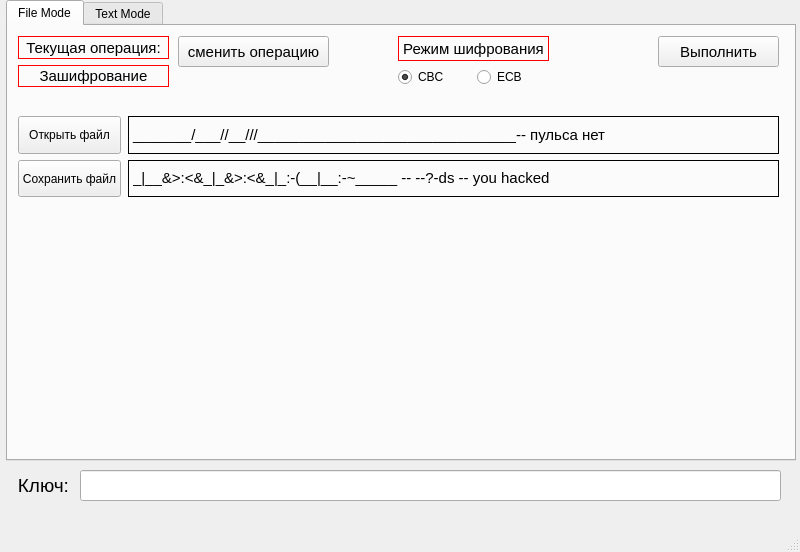
First picture: the form in course_work/ui_files/crypto_UI.ui, repository Sergey-ENOT/crypto_cw, before the edit.
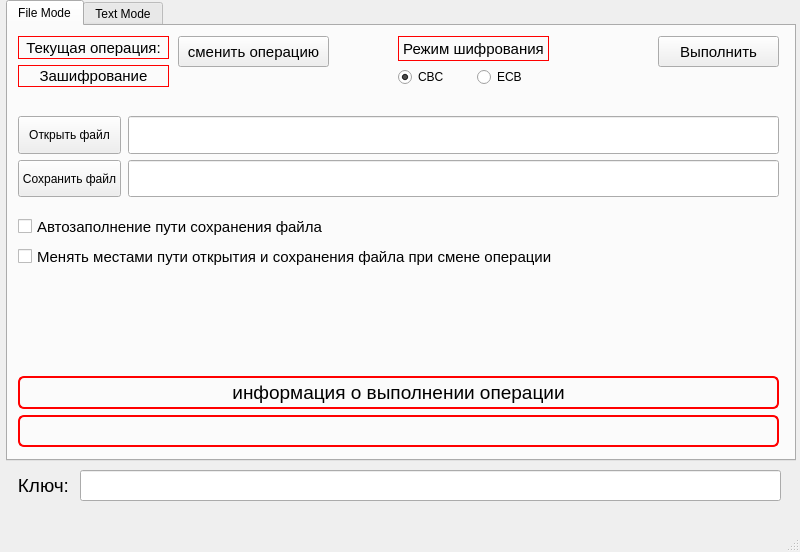
Second picture: the form after the edit.

The edit to the form file:
```diff
--- a/course_work/ui_files/crypto_UI.ui
+++ b/course_work/ui_files/crypto_UI.ui
@@ -125,45 +125,33 @@
       </property>
       <layout class="QVBoxLayout" name="verticalLayout_4">
        <item>
-        <widget class="QLabel" name="label_path_open">
+        <widget class="QLineEdit" name="lineEdit_open_path">
          <property name="sizePolicy">
-          <sizepolicy hsizetype="Minimum" vsizetype="Minimum">
+          <sizepolicy hsizetype="Expanding" vsizetype="Minimum">
            <horstretch>0</horstretch>
            <verstretch>0</verstretch>
           </sizepolicy>
          </property>
          <property name="font">
           <font>
-           <pointsize>11</pointsize>
+           <pointsize>14</pointsize>
           </font>
          </property>
-         <property name="styleSheet">
-          <string notr="true">border: 1px solid black;</string>
-         </property>
-         <property name="text">
-          <string>_______/___//__///_______________________________-- пульса нет</string>
-         </property>
         </widget>
        </item>
        <item>
-        <widget class="QLabel" name="label_path_save">
+        <widget class="QLineEdit" name="lineEdit_save_path">
          <property name="sizePolicy">
-          <sizepolicy hsizetype="Minimum" vsizetype="Minimum">
+          <sizepolicy hsizetype="Expanding" vsizetype="Minimum">
            <horstretch>0</horstretch>
            <verstretch>0</verstretch>
           </sizepolicy>
          </property>
          <property name="font">
           <font>
-           <pointsize>11</pointsize>
+           <pointsize>14</pointsize>
           </font>
          </property>
-         <property name="styleSheet">
-          <string notr="true">border: 1px solid black;</string>
-         </property>
-         <property name="text">
-          <string>_|__&amp;&gt;:&lt;&amp;_|_&amp;&gt;:&lt;&amp;_|_:-(__|__:-~_____ -- --?-ds -- you hacked &lt;/|/&gt;</string>
-         </property>
         </widget>
        </item>
       </layout>
@@ -267,6 +255,92 @@
        </item>
       </layout>
      </widget>
+     <widget class="QCheckBox" name="checkBox_autofill">
+      <property name="geometry">
+       <rect>
+        <x>10</x>
+        <y>190</y>
+        <width>311</width>
+        <height>21</height>
+       </rect>
+      </property>
+      <property name="font">
+       <font>
+        <pointsize>11</pointsize>
+       </font>
+      </property>
+      <property name="text">
+       <string>Автозаполнение пути сохранения файла</string>
+      </property>
+     </widget>
+     <widget class="QCheckBox" name="checkBox_change_paths">
+      <property name="geometry">
+       <rect>
+        <x>10</x>
+        <y>220</y>
+        <width>541</width>
+        <height>21</height>
+       </rect>
+      </property>
+      <property name="font">
+       <font>
+        <pointsize>11</pointsize>
+       </font>
+      </property>
+      <property name="text">
+       <string>Менять местами пути открытия и сохранения файла при смене операции</string>
+      </property>
+     </widget>
+     <widget class="QWidget" name="">
+      <property name="geometry">
+       <rect>
+        <x>10</x>
+        <y>350</y>
+        <width>761</width>
+        <height>71</height>
+       </rect>
+      </property>
+      <layout class="QVBoxLayout" name="verticalLayout_9">
+       <item>
+        <widget class="QLabel" name="label_status_operation">
+         <property name="font">
+          <font>
+           <pointsize>14</pointsize>
+          </font>
+         </property>
+         <property name="styleSheet">
+          <string notr="true">border-radius: 6px;
+border: 2px solid red;</string>
+         </property>
+         <property name="text">
+          <string>информация о выполнении операции</string>
+         </property>
+         <property name="alignment">
+          <set>Qt::AlignCenter</set>
+         </property>
+        </widget>
+       </item>
+       <item>
+        <widget class="QLabel" name="label_status_operation_text">
+         <property name="font">
+          <font>
+           <pointsize>14</pointsize>
+          </font>
+         </property>
+         <property name="styleSheet">
+          <string notr="true">border-radius: 6px;
+border: 2px solid red;</string>
+         </property>
+         <property name="text">
+          <string/>
+         </property>
+         <property name="alignment">
+          <set>Qt::AlignCenter</set>
+         </property>
+        </widget>
+       </item>
+      </layout>
+     </widget>
     </widget>
     <widget class="QWidget" name="tab_text">
      <attribute name="title">
```
Left out of the diff: 2 changed lines with no effect on the pictures.
